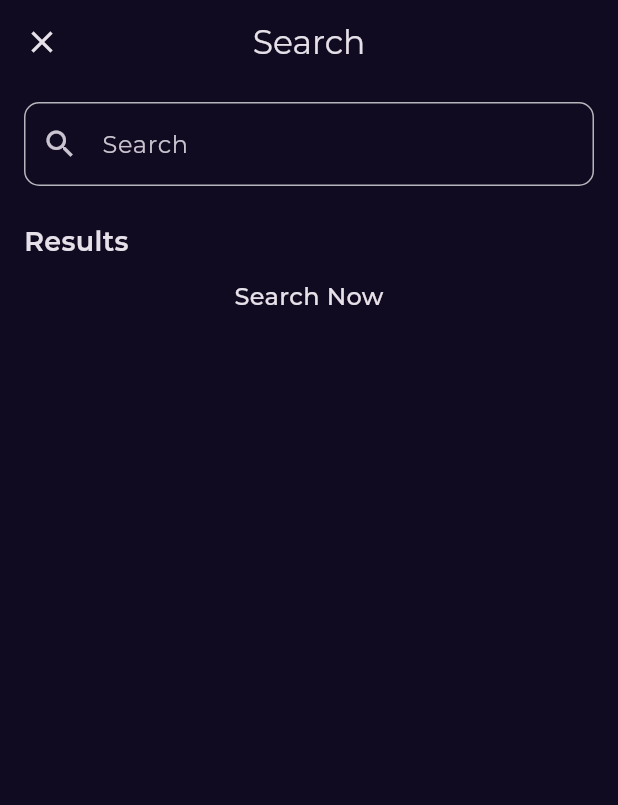
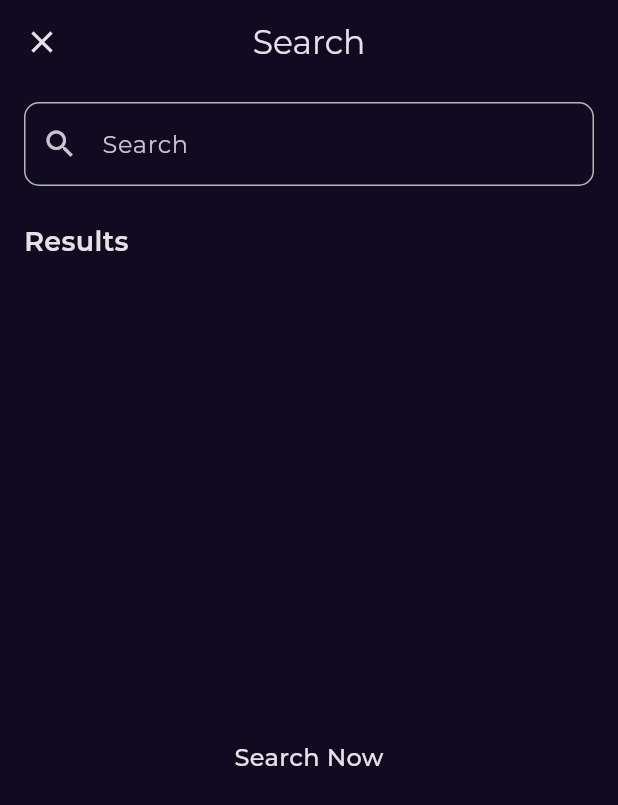
Before and after one commit to Adham-Amin/Bookly_, a Flutter app: the SearchView screen opened by its route, on a phone screen of 412 x 824 dp. Shown: the top 805 px of the screen. Run offline on Flutter 3.47's test engine with Material 3 defaults, Android fonts, the phone set to English and light mode, and no system bars; our stand-ins replace cached_network_image, dartz, dio, equatable, flutter_bloc, get_it and 2 more; network calls fail.

Commit message:
Bookly Done

```diff
--- a/lib/core/widgets/book_vertical_item.dart
+++ b/lib/core/widgets/book_vertical_item.dart
@@ -41,6 +41,8 @@ class BookVerticalItem extends StatelessWidget {
                     ),
                     Text(
                       book.volumeInfo?.authors?[0] ?? 'N/A',
+                      maxLines: 1,
+                      overflow: TextOverflow.ellipsis,
                       style: AppStyles.textMedium14.copyWith(
                         color: AppColor.grey,
                       ),
--- a/lib/features/home/presentation/widgets/book_details_section.dart
+++ b/lib/features/home/presentation/widgets/book_details_section.dart
@@ -7,7 +7,6 @@ import 'package:bookly/features/home/presentation/widgets/book_item.dart';
 import 'package:bookly/features/home/presentation/widgets/book_rating.dart';
 import 'package:bookly/features/home/presentation/widgets/button_books_details.dart';
 import 'package:flutter/material.dart';
-import 'package:url_launcher/url_launcher.dart';
 
 class BookDetailsSection extends StatelessWidget {
   const BookDetailsSection({super.key, required this.book});
@@ -28,6 +27,8 @@ class BookDetailsSection extends StatelessWidget {
         Text(
           book.volumeInfo?.title ?? 'N/A',
           textAlign: TextAlign.center,
+          maxLines: 2,
+          overflow: TextOverflow.ellipsis,
           style:
               AppStyles.textNormal30.copyWith(fontFamily: AppAssets.gtSectra),
         ),
@@ -36,6 +37,9 @@ class BookDetailsSection extends StatelessWidget {
         ),
         Text(
           book.volumeInfo?.authors?[0] ?? 'N/A',
+          maxLines: 2,
+          overflow: TextOverflow.ellipsis,
+          textAlign: TextAlign.center,
           style: AppStyles.textSeBold18.copyWith(
               color: AppColor.grey,
               fontWeight: FontWeight.w500,
--- a/lib/features/search/presentation/widgets/search_view_body.dart
+++ b/lib/features/search/presentation/widgets/search_view_body.dart
@@ -21,7 +21,7 @@ class SearchViewBody extends StatelessWidget {
             style: AppStyles.textSeBold18,
           ),
           SizedBox(height: 12),
-          SearchBooks(),
+          Expanded(child: SearchBooks()),
         ],
       ),
     );
```
Also changed, not shown: lib/features/search/data/repos/search_repo_impl.dart (+7 -2 lines).
